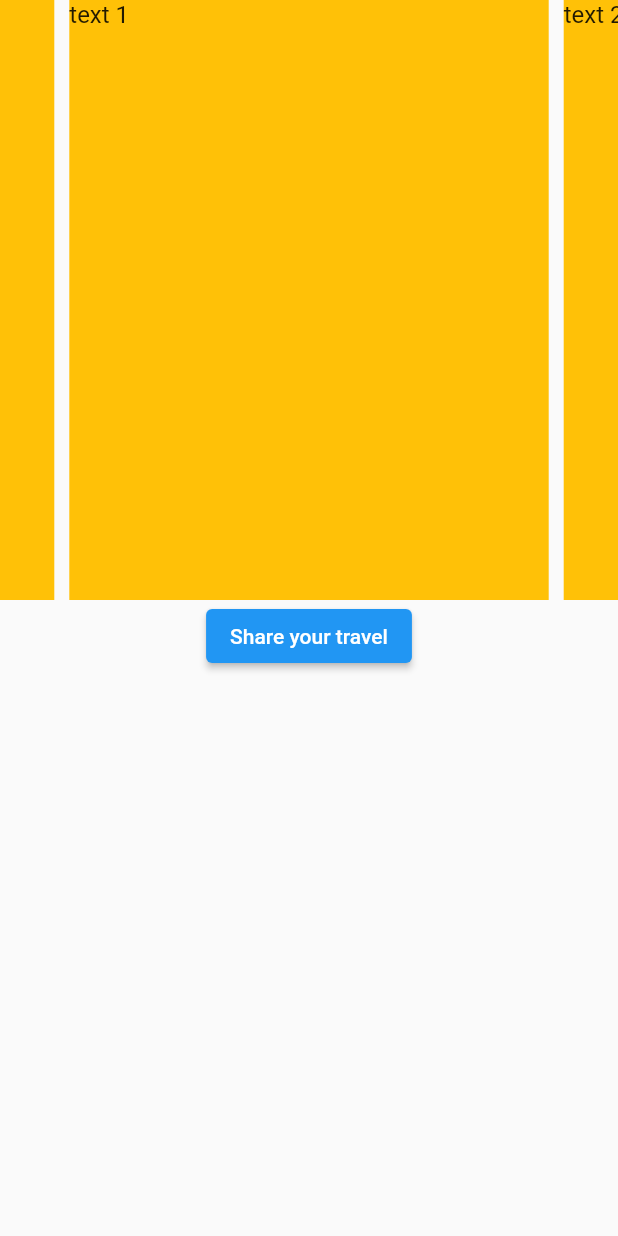
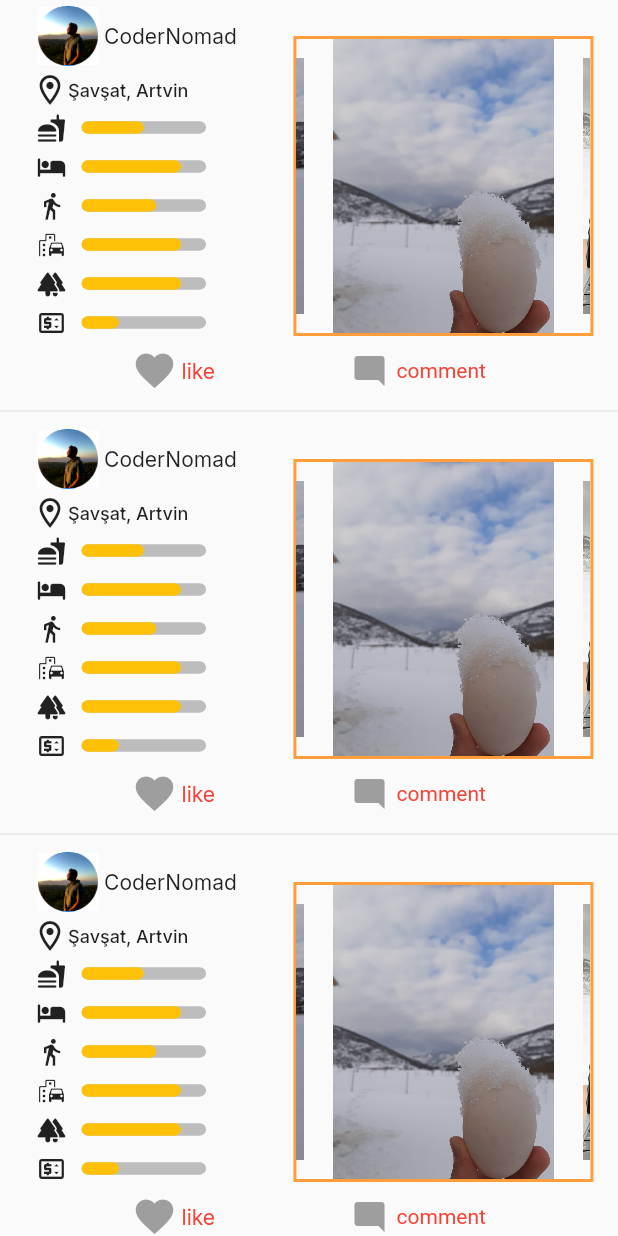
Before and after one commit to KozalakDev/TravelTogFlutter, a Flutter app: the HomeScreen screen opened directly, on a phone screen of 412 x 824 dp. Run offline on Flutter 3.47's test engine with Material 2 defaults, Android fonts, the phone set to English and light mode, and no system bars; drawn by our look-alikes of carousel_slider, like_button, percent_indicator; our stand-ins replace flutter_rating_bar, google_fonts, image_picker; missing offline and left inert: cloudinary.

Commit message:
post container eklendi, details ekranı eklendi

```diff
--- /dev/null
+++ b/lib/consts.dart
@@ -0,0 +1,6 @@
+import 'package:flutter/material.dart';
+import "package:google_fonts/google_fonts.dart";
+
+TextStyle UserNameTextStyle = GoogleFonts.inter();
+TextStyle LocationTextStyle =
+    GoogleFonts.inter(fontSize: 12,fontWeight: FontWeight.w500);
--- a/lib/main.dart
+++ b/lib/main.dart
@@ -1,4 +1,5 @@
 import 'package:flutter/material.dart';
+import 'package:team_project_1/routes.dart';
 import 'package:team_project_1/screens/add_screen.dart';
 import 'screens/home_screen.dart';
 
@@ -12,10 +13,11 @@ class MyApp extends StatelessWidget {
   @override
   Widget build(BuildContext context) {
     return MaterialApp(
+        routes: routes,
         title: 'Flutter Demo',
         theme: ThemeData(
           primarySwatch: Colors.blue,
         ),
-        home: AddScreen());
+        home: HomeScreen());
   }
 }
--- a/lib/routes.dart
+++ b/lib/routes.dart
@@ -1,6 +1,8 @@
 // import 'package:ciceksepeti_database_management/screens/authentication/auth_screen.dart';
 
-// const authRouteName = '/auth';
+import 'package:team_project_1/screens/add_screen.dart';
+
+const addRouteName = '/add';
 // const parcelTrackRouteName = '/parcelTrack';
 // const notificationsRouteName = '/notifications';
 // // const liveHelpRouteName = '/liveHelp';
@@ -9,6 +11,6 @@
 // const discountsRouteName = '/discounts';
 // // const rateApp = '/liveHelp';
 
-// final routes = {
-//   authRouteName: (context) => AuthScreen(),
-// };
+final routes = {
+  addRouteName: (context) => AddScreen(),
+};
--- /dev/null
+++ b/lib/screens/components/image_slider.dart
@@ -0,0 +1,55 @@
+import 'package:carousel_slider/carousel_slider.dart';
+import 'package:flutter/material.dart';
+
+class ImageSlider extends StatelessWidget {
+  const ImageSlider({
+    super.key,
+  });
+
+  @override
+  Widget build(BuildContext context) {
+    return CarouselSlider(
+      items: [
+        Container(
+          height: 10,
+          decoration: BoxDecoration(
+            image: DecorationImage(
+              image: AssetImage("assets/images/1.png"),
+              filterQuality: FilterQuality.high,
+            ),
+          ),
+        ),
+        Container(
+          decoration: BoxDecoration(
+            image: DecorationImage(
+                image: AssetImage("assets/images/2.png"),
+                filterQuality: FilterQuality.high),
+          ),
+        ),
+        Container(
+          decoration: BoxDecoration(
+            image: DecorationImage(
+                image: AssetImage("assets/images/3.png"),
+                filterQuality: FilterQuality.high),
+          ),
+        ),
+        Container(
+          decoration: BoxDecoration(
+            image: DecorationImage(
+                image: AssetImage("assets/images/4.png"),
+                filterQuality: FilterQuality.high),
+          ),
+        ),
+      ],
+      options: CarouselOptions(
+        autoPlayCurve: Curves.easeOutQuart,
+        enlargeFactor: 0.3,
+        enlargeCenterPage: true,
+        pauseAutoPlayInFiniteScroll: false,
+        viewportFraction: 0.8,
+        aspectRatio: 10 / 10,
+        autoPlay: true,
+      ),
+    );
+  }
+}
--- /dev/null
+++ b/lib/screens/components/linear_rate_bar.dart
@@ -0,0 +1,26 @@
+import 'package:flutter/material.dart';
+import 'package:percent_indicator/linear_percent_indicator.dart';
+
+class LinearRateBar extends StatelessWidget {
+  const LinearRateBar({super.key, this.icon, required this.rate});
+  final IconData? icon;
+  final double rate;
+
+  @override
+  Widget build(BuildContext context) {
+    return Padding(
+      padding: const EdgeInsets.all(3.0),
+      child: LinearPercentIndicator(
+        animationDuration: 2000,
+        animation: true,
+        leading: Icon(icon, size: 20),
+        barRadius: Radius.circular(30),
+        width: MediaQuery.of(context).size.width / 4,
+        lineHeight: MediaQuery.of(context).size.height / 100,
+        percent: rate,
+        backgroundColor: Colors.grey.shade400,
+        progressColor: Colors.amber,
+      ),
+    );
+  }
+}
--- /dev/null
+++ b/lib/screens/components/post_container.dart
@@ -0,0 +1,162 @@
+import 'package:flutter/material.dart';
+import 'package:google_fonts/google_fonts.dart';
+import 'package:like_button/like_button.dart';
+import 'package:team_project_1/screens/components/image_slider.dart';
+import 'package:team_project_1/screens/detail_screen.dart';
+import 'package:team_project_1/consts.dart' as constants;
+
+import 'linear_rate_bar.dart';
+
+class PostContainer extends StatelessWidget {
+  const PostContainer({super.key});
+
+  @override
+  Widget build(BuildContext context) {
+    return GestureDetector(
+      onTap: () {
+        showModalBottomSheet(
+            context: context,
+            isScrollControlled: true,
+            useSafeArea: true,
+            shape: const RoundedRectangleBorder(
+                borderRadius: BorderRadius.vertical(top: Radius.circular(50))),
+            builder: (context) {
+              return const DetailScreen();
+            });
+      },
+      child: Column(
+        children: [
+          Row(
+            mainAxisAlignment: MainAxisAlignment.spaceAround,
+            children: [
+              Padding(
+                padding: const EdgeInsets.symmetric(horizontal: 5),
+                child: Column(
+                  crossAxisAlignment: CrossAxisAlignment.start,
+                  children: [
+                    Row(
+                      children: [
+                        Padding(
+                          padding: const EdgeInsets.all(4.0),
+                          child: CircleAvatar(
+                            radius: 20,
+                            child:  Image.asset("assets/images/ca.png"),
+                          ),
+                        ),
+                        Text("CoderNomad", style: constants.UserNameTextStyle),
+                      ],
+                    ),
+                    Row(
+                      children: [
+                        const Icon(Icons.location_on_outlined),
+                        Text(
+                          "Şavşat, Artvin",
+                          style: constants.LocationTextStyle,
+                        ),
+                      ],
+                    ),
+                    const LinearRateBar(
+                      icon: Icons.fastfood_rounded,
+                      rate: 0.5,
+                    ),
+                    const LinearRateBar(
+                      icon: Icons.hotel_rounded,
+                      rate: 0.8,
+                    ),
+                    const LinearRateBar(
+                      icon: Icons.directions_walk,
+                      rate: 0.6,
+                    ),
+                    const LinearRateBar(
+                      icon: Icons.emoji_transportation_rounded,
+                      rate: 0.8,
+                    ),
+                    const LinearRateBar(
+                      icon: Icons.forest_rounded,
+                      rate: 0.8,
+                    ),
+                    const LinearRateBar(
+                      icon: Icons.price_change_outlined,
+                      rate: 0.3,
+                    ),
+                  ],
+                ),
+              ),
+              Padding(
+                padding: const EdgeInsets.only(top: 20),
+                child: Column(
+                  children: [
+                    Container(
+                      decoration: BoxDecoration(
+                        border: Border.all(
+                            color: const Color.fromARGB(194, 255, 128, 0), width: 2),
+                      ),
+                      height: 200,
+                      width: 200,
+                      child: const ImageSlider(),
+                    ),
+                  ],
+                ),
+              )
+            ],
+          ),
+          Padding(
+            padding: const EdgeInsets.symmetric(vertical: 4),
+            child: Row(
+              mainAxisAlignment: MainAxisAlignment.spaceEvenly,
+              children: [
+                LikeButton(
+                  likeCountAnimationType: LikeCountAnimationType.all,
+                  likeCount: 0,
+                  countBuilder: (count, isLiked, text) {
+                    Widget result;
+                    if (count == 0) {
+                      result = Text(
+                        "like",
+                        style: GoogleFonts.inter(color: Colors.red),
+                      );
+                    } else {
+                      result = Text(
+                        text,
+                        style: GoogleFonts.inter(color: Colors.red),
+                      );
+                    }
+                    return result;
+                  },
+                ),
+                LikeButton(
+                  likeBuilder: (isLiked) {
+                    return Icon(
+                      Icons.mode_comment_rounded,
+                      color: isLiked
+                          ? Colors.deepOrangeAccent
+                          : Colors.grey.shade500,
+                    );
+                  },
+                  likeCount: 0,
+                  countBuilder: (count, bool isCommented, String text) {
+                    var color = isCommented ? Colors.orange : Colors.red;
+                    Widget result;
+                    if (count == 0) {
+                      result = Text(
+                        "comment",
+                        style: TextStyle(color: color),
+                      );
+                    } else {
+                      result = Text(
+                        text,
+                        style: TextStyle(color: color),
+                      );
+                    }
+                    return result;
+                  },
+                )
+              ],
+            ),
+          ),
+          const Divider()
+        ],
+      ),
+    );
+  }
+}
--- a/lib/screens/home_screen.dart
+++ b/lib/screens/home_screen.dart
@@ -1,5 +1,7 @@
 import 'package:carousel_slider/carousel_slider.dart';
 import 'package:flutter/material.dart';
+import 'package:team_project_1/routes.dart';
+import 'package:team_project_1/screens/components/post_container.dart';
 
 class HomeScreen extends StatefulWidget {
   HomeScreen({Key? key}) : super(key: key);
@@ -13,28 +15,41 @@ class _HomeScreenState extends State<HomeScreen> {
   Widget build(BuildContext context) {
     return Scaffold(
       body: SafeArea(
-        child: Column(mainAxisSize: MainAxisSize.min, children: [
-          Container(
-            child: CarouselSlider(
-              options: CarouselOptions(height: 400.0),
-              items: [1, 2, 3, 4, 5].map((i) {
-                return Builder(
-                  builder: (BuildContext context) {
-                    return Container(
-                        width: MediaQuery.of(context).size.width,
-                        margin: EdgeInsets.symmetric(horizontal: 5.0),
-                        decoration: BoxDecoration(color: Colors.amber),
-                        child: Text(
-                          'text $i',
-                          style: TextStyle(fontSize: 16.0),
-                        ));
-                  },
-                );
-              }).toList(),
+        child: SingleChildScrollView(
+          child: Column(mainAxisSize: MainAxisSize.min, children: [
+            ListView.builder(
+              shrinkWrap: true,
+              physics: const NeverScrollableScrollPhysics(),
+              itemCount: 5,
+              itemBuilder: (context, index) {
+                return const PostContainer();
+              },
             ),
-          ),
-          ElevatedButton(onPressed: () {}, child: Text('Share your travel'))
-        ]),
+            // CarouselSlider(
+            //   options: CarouselOptions(height: 400.0),
+            //   items: [1, 2, 3, 4, 5].map((i) {
+            //     return Builder(
+            //       builder: (BuildContext context) {
+            //         return Container(
+            //             width: MediaQuery.of(context).size.width,
+            //             margin: const EdgeInsets.symmetric(horizontal: 5.0),
+            //             decoration: const BoxDecoration(color: Colors.amber),
+            //             child: Text(
+            //               'text $i',
+            //               style: const TextStyle(fontSize: 16.0),
+            //             ));
+            //       },
+            //     );
+            //   }).toList(),
+            // ),
+
+            ElevatedButton(
+                onPressed: () {
+                  Navigator.pushNamed(context, addRouteName);
+                },
+                child: const Text('Share your travel'))
+          ]),
+        ),
       ),
     );
   }
```
Also changed, not shown: lib/route_generator.dart (+18 -43 lines), lib/screens/components/rating_list_tile.dart (added, +37 -0 lines), lib/screens/detail_screen.dart (added, +81 -0 lines), pubspec.yaml (+7 -2 lines), assets/images/1.png (added), assets/images/2.png (added), assets/images/3.png (added), assets/images/4.png (added), assets/images/ca.png (added), pubspec.lock, 4 other files.
